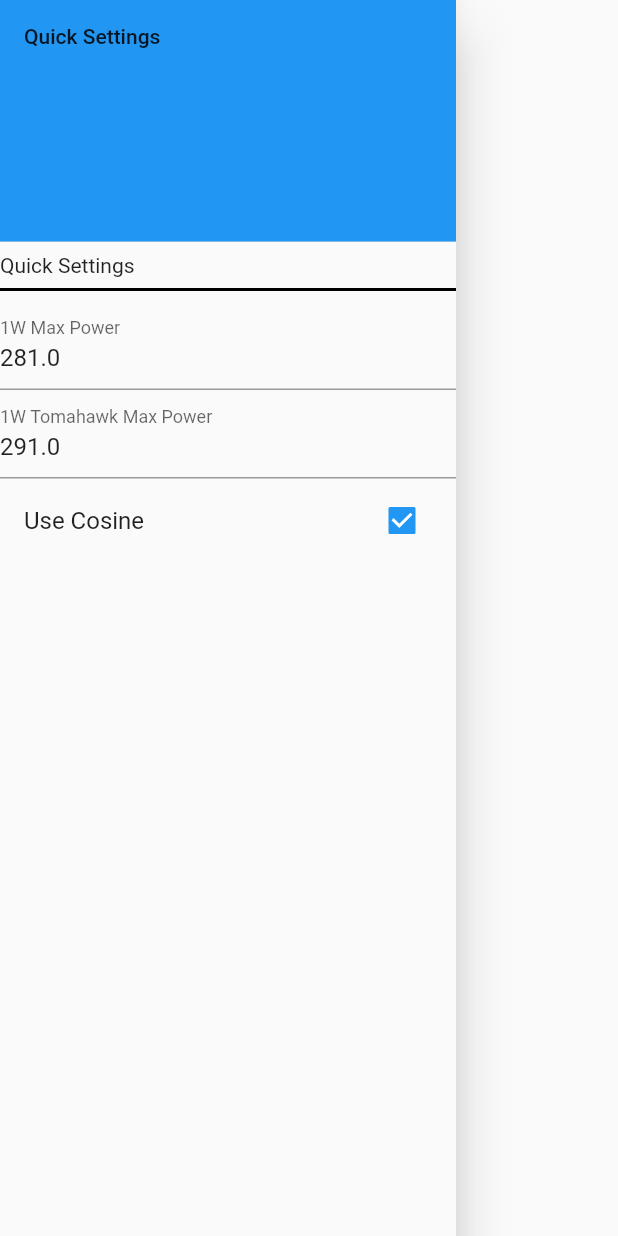
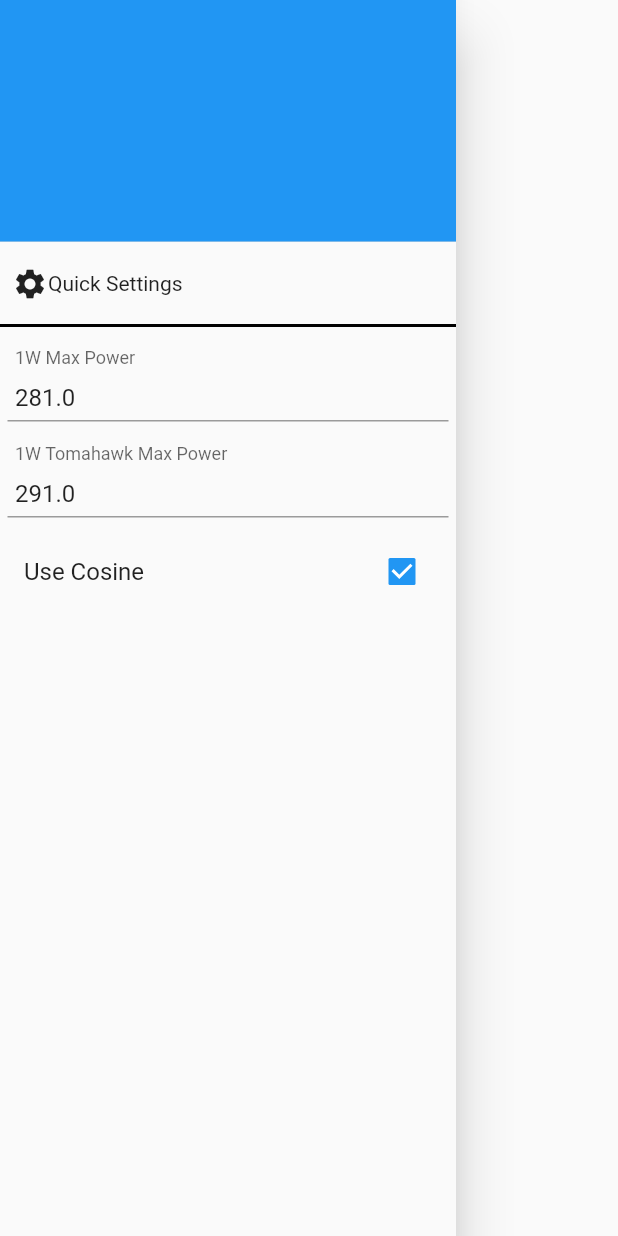
Before and after one commit to yongxb/pangya-calculator, a Flutter app: what drawerWidget() shows on an empty page, opened directly, on a phone screen of 412 x 824 dp. Run offline on Flutter 3.47's test engine with Material 2 defaults, Android fonts, the phone set to English and light mode, and no system bars; our stand-ins replace shared_preferences; missing offline and left inert: dart:ffi; accounts and stored records are empty.

Commit message:
Added padding and other cosmetic changes to quick settings

```diff
--- a/lib/drawer.dart
+++ b/lib/drawer.dart
@@ -53,20 +53,33 @@ class _drawerWidgetState extends State<drawerWidget> {
         padding: EdgeInsets.zero,
         children: <Widget>[
           DrawerHeader(
-            child: Text('Quick Settings'),
+            child: Text(''),
             decoration: BoxDecoration(
               color: Colors.blue,
             ),
           ),
+          Padding(
+            padding: EdgeInsets.all(8.0),
+            child: Row(
+              children: <Widget>[
+                Icon(
+                  Icons.settings,
+                ),
                 Text('Quick Settings'),
+              ]
+            ),
+          ),
           Divider(
             color: Colors.black,
             thickness: 2,
           ),
-          TextFormField(
+          Padding(
+            padding: const EdgeInsets.symmetric(horizontal: 5, vertical: 8),
+            child: TextFormField(
               decoration: const InputDecoration(
                 labelText: '1W Max Power',
-                hintText: '280'
+                hintText: '280',
+                contentPadding: EdgeInsets.symmetric(horizontal: 5),
               ),
               keyboardType: TextInputType.number,
               controller: _maxPower1WDunkController,
@@ -75,10 +88,14 @@ class _drawerWidgetState extends State<drawerWidget> {
                 updateMaxPower1W();
               },
             ),
-          TextFormField(
+          ),
+          Padding(
+            padding: const EdgeInsets.symmetric(horizontal: 5, vertical: 8),
+            child: TextFormField(
               decoration: const InputDecoration(
                 labelText: '1W Tomahawk Max Power',
-                hintText: '290'
+                hintText: '290',
+                contentPadding: EdgeInsets.symmetric(horizontal: 5),
               ),
               keyboardType: TextInputType.number,
               controller: _maxPower1WTomahawkController,
@@ -86,6 +103,7 @@ class _drawerWidgetState extends State<drawerWidget> {
                 appData.maxPower1WTomahawk = double.parse(value);
                 updateMaxPower1WPowershot();
               },
+            ),
           ),
           CheckboxListTile(
             title: const Text("Use Cosine"),
```
Lines whose indentation alone changed are shown as unchanged.
